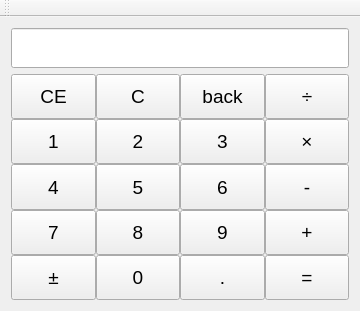
First picture: the form in mainwindow.ui, repository fingersnail/calFORprac, before the edit.
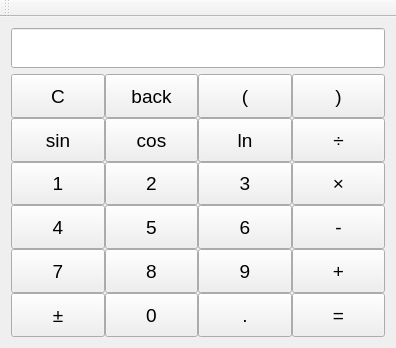
Second picture: the form after the edit.

```diff
--- a/mainwindow.ui
+++ b/mainwindow.ui
@@ -6,8 +6,8 @@
    <rect>
     <x>0</x>
     <y>0</y>
-    <width>360</width>
-    <height>311</height>
+    <width>396</width>
+    <height>348</height>
    </rect>
   </property>
   <property name="windowTitle">
@@ -47,7 +47,133 @@
       <property name="spacing">
        <number>0</number>
       </property>
+      <item row="2" column="1">
+       <widget class="QPushButton" name="backButton">
+        <property name="sizePolicy">
+         <sizepolicy hsizetype="Expanding" vsizetype="Expanding">
+          <horstretch>0</horstretch>
+          <verstretch>0</verstretch>
+         </sizepolicy>
+        </property>
+        <property name="font">
+         <font>
+          <pointsize>14</pointsize>
+         </font>
+        </property>
+        <property name="text">
+         <string>back</string>
+        </property>
+       </widget>
+      </item>
+      <item row="2" column="0">
+       <widget class="QPushButton" name="CButton">
+        <property name="sizePolicy">
+         <sizepolicy hsizetype="Expanding" vsizetype="Expanding">
+          <horstretch>0</horstretch>
+          <verstretch>0</verstretch>
+         </sizepolicy>
+        </property>
+        <property name="font">
+         <font>
+          <pointsize>14</pointsize>
+         </font>
+        </property>
+        <property name="text">
+         <string>C</string>
+        </property>
+       </widget>
+      </item>
+      <item row="4" column="2">
+       <widget class="QPushButton" name="lnButton">
+        <property name="sizePolicy">
+         <sizepolicy hsizetype="Expanding" vsizetype="Expanding">
+          <horstretch>0</horstretch>
+          <verstretch>0</verstretch>
+         </sizepolicy>
+        </property>
+        <property name="font">
+         <font>
+          <pointsize>14</pointsize>
+         </font>
+        </property>
+        <property name="text">
+         <string>ln</string>
+        </property>
+       </widget>
+      </item>
       <item row="2" column="2">
+       <widget class="QPushButton" name="leftBraketButton">
+        <property name="sizePolicy">
+         <sizepolicy hsizetype="Expanding" vsizetype="Expanding">
+          <horstretch>0</horstretch>
+          <verstretch>0</verstretch>
+         </sizepolicy>
+        </property>
+        <property name="font">
+         <font>
+          <pointsize>14</pointsize>
+         </font>
+        </property>
+        <property name="text">
+         <string>(</string>
+        </property>
+       </widget>
+      </item>
+      <item row="4" column="1">
+       <widget class="QPushButton" name="cosButton">
+        <property name="sizePolicy">
+         <sizepolicy hsizetype="Expanding" vsizetype="Expanding">
+          <horstretch>0</horstretch>
+          <verstretch>0</verstretch>
+         </sizepolicy>
+        </property>
+        <property name="font">
+         <font>
+          <pointsize>14</pointsize>
+         </font>
+        </property>
+        <property name="text">
+         <string>cos</string>
+        </property>
+       </widget>
+      </item>
+      <item row="4" column="0">
+       <widget class="QPushButton" name="sinButton">
+        <property name="sizePolicy">
+         <sizepolicy hsizetype="Expanding" vsizetype="Expanding">
+          <horstretch>0</horstretch>
+          <verstretch>0</verstretch>
+         </sizepolicy>
+        </property>
+        <property name="font">
+         <font>
+          <pointsize>14</pointsize>
+         </font>
+        </property>
+        <property name="text">
+         <string>sin</string>
+        </property>
+       </widget>
+      </item>
+      <item row="2" column="3">
+       <widget class="QPushButton" name="rightBracketButton">
+        <property name="sizePolicy">
+         <sizepolicy hsizetype="Expanding" vsizetype="Expanding">
+          <horstretch>0</horstretch>
+          <verstretch>0</verstretch>
+         </sizepolicy>
+        </property>
+        <property name="font">
+         <font>
+          <pointsize>14</pointsize>
+         </font>
+        </property>
+        <property name="text">
+         <string>)</string>
+        </property>
+       </widget>
+      </item>
+      <item row="6" column="2">
        <widget class="QPushButton" name="button6">
         <property name="sizePolicy">
          <sizepolicy hsizetype="Expanding" vsizetype="Expanding">
@@ -65,7 +191,7 @@
         </property>
        </widget>
       </item>
-      <item row="2" column="1">
+      <item row="6" column="1">
        <widget class="QPushButton" name="button5">
         <property name="sizePolicy">
          <sizepolicy hsizetype="Expanding" vsizetype="Expanding">
@@ -83,7 +209,7 @@
         </property>
        </widget>
       </item>
-      <item row="1" column="1">
+      <item row="5" column="1">
        <widget class="QPushButton" name="button2">
         <property name="sizePolicy">
          <sizepolicy hsizetype="Expanding" vsizetype="Expanding">
@@ -101,7 +227,7 @@
         </property>
        </widget>
       </item>
-      <item row="1" column="2">
+      <item row="5" column="2">
        <widget class="QPushButton" name="button3">
         <property name="sizePolicy">
          <sizepolicy hsizetype="Expanding" vsizetype="Expanding">
@@ -119,25 +245,7 @@
         </property>
        </widget>
       </item>
-      <item row="3" column="2">
-       <widget class="QPushButton" name="button9">
-        <property name="sizePolicy">
-         <sizepolicy hsizetype="Expanding" vsizetype="Expanding">
-          <horstretch>0</horstretch>
-          <verstretch>0</verstretch>
-         </sizepolicy>
-        </property>
-        <property name="font">
-         <font>
-          <pointsize>14</pointsize>
-         </font>
-        </property>
-        <property name="text">
-         <string>9</string>
-        </property>
-       </widget>
-      </item>
-      <item row="3" column="1">
+      <item row="7" column="1">
        <widget class="QPushButton" name="button8">
         <property name="sizePolicy">
          <sizepolicy hsizetype="Expanding" vsizetype="Expanding">
@@ -155,7 +263,43 @@
         </property>
        </widget>
       </item>
-      <item row="4" column="1">
+      <item row="7" column="2">
+       <widget class="QPushButton" name="button9">
+        <property name="sizePolicy">
+         <sizepolicy hsizetype="Expanding" vsizetype="Expanding">
+          <horstretch>0</horstretch>
+          <verstretch>0</verstretch>
+         </sizepolicy>
+        </property>
+        <property name="font">
+         <font>
+          <pointsize>14</pointsize>
+         </font>
+        </property>
+        <property name="text">
+         <string>9</string>
+        </property>
+       </widget>
+      </item>
+      <item row="8" column="0">
+       <widget class="QPushButton" name="pushButton">
+        <property name="sizePolicy">
+         <sizepolicy hsizetype="Expanding" vsizetype="Expanding">
+          <horstretch>0</horstretch>
+          <verstretch>0</verstretch>
+         </sizepolicy>
+        </property>
+        <property name="font">
+         <font>
+          <pointsize>14</pointsize>
+         </font>
+        </property>
+        <property name="text">
+         <string>±</string>
+        </property>
+       </widget>
+      </item>
+      <item row="8" column="1">
        <widget class="QPushButton" name="button0">
         <property name="sizePolicy">
          <sizepolicy hsizetype="Expanding" vsizetype="Expanding">
@@ -176,7 +320,25 @@
         </property>
        </widget>
       </item>
-      <item row="4" column="2">
+      <item row="7" column="0">
+       <widget class="QPushButton" name="button7">
+        <property name="sizePolicy">
+         <sizepolicy hsizetype="Expanding" vsizetype="Expanding">
+          <horstretch>0</horstretch>
+          <verstretch>0</verstretch>
+         </sizepolicy>
+        </property>
+        <property name="font">
+         <font>
+          <pointsize>14</pointsize>
+         </font>
+        </property>
+        <property name="text">
+         <string>7</string>
+        </property>
+       </widget>
+      </item>
+      <item row="8" column="2">
        <widget class="QPushButton" name="dotButton">
         <property name="enabled">
          <bool>true</bool>
@@ -197,79 +359,7 @@
         </property>
        </widget>
       </item>
-      <item row="4" column="0">
-       <widget class="QPushButton" name="pushButton">
-        <property name="sizePolicy">
-         <sizepolicy hsizetype="Expanding" vsizetype="Expanding">
-          <horstretch>0</horstretch>
-          <verstretch>0</verstretch>
-         </sizepolicy>
-        </property>
-        <property name="font">
-         <font>
-          <pointsize>14</pointsize>
-         </font>
-        </property>
-        <property name="text">
-         <string>±</string>
-        </property>
-       </widget>
-      </item>
-      <item row="3" column="0">
-       <widget class="QPushButton" name="button7">
-        <property name="sizePolicy">
-         <sizepolicy hsizetype="Expanding" vsizetype="Expanding">
-          <horstretch>0</horstretch>
-          <verstretch>0</verstretch>
-         </sizepolicy>
-        </property>
-        <property name="font">
-         <font>
-          <pointsize>14</pointsize>
-         </font>
-        </property>
-        <property name="text">
-         <string>7</string>
-        </property>
-       </widget>
-      </item>
-      <item row="0" column="2">
-       <widget class="QPushButton" name="backButton">
-        <property name="sizePolicy">
-         <sizepolicy hsizetype="Expanding" vsizetype="Expanding">
-          <horstretch>0</horstretch>
-          <verstretch>0</verstretch>
-         </sizepolicy>
-        </property>
-        <property name="font">
-         <font>
-          <pointsize>14</pointsize>
-         </font>
-        </property>
-        <property name="text">
-         <string>back</string>
-        </property>
-       </widget>
-      </item>
-      <item row="2" column="3">
-       <widget class="QPushButton" name="minusButton">
-        <property name="sizePolicy">
-         <sizepolicy hsizetype="Expanding" vsizetype="Expanding">
-          <horstretch>0</horstretch>
-          <verstretch>0</verstretch>
-         </sizepolicy>
-        </property>
-        <property name="font">
-         <font>
-          <pointsize>14</pointsize>
-         </font>
-        </property>
-        <property name="text">
-         <string>-</string>
-        </property>
-       </widget>
-      </item>
-      <item row="3" column="3">
+      <item row="7" column="3">
        <widget class="QPushButton" name="plusButton">
         <property name="sizePolicy">
          <sizepolicy hsizetype="Expanding" vsizetype="Expanding">
@@ -287,43 +377,7 @@
         </property>
        </widget>
       </item>
-      <item row="1" column="3">
-       <widget class="QPushButton" name="byButton">
-        <property name="sizePolicy">
-         <sizepolicy hsizetype="Expanding" vsizetype="Expanding">
-          <horstretch>0</horstretch>
-          <verstretch>0</verstretch>
-         </sizepolicy>
-        </property>
-        <property name="font">
-         <font>
-          <pointsize>14</pointsize>
-         </font>
-        </property>
-        <property name="text">
-         <string>×</string>
-        </property>
-       </widget>
-      </item>
-      <item row="0" column="3">
-       <widget class="QPushButton" name="divideButton">
-        <property name="sizePolicy">
-         <sizepolicy hsizetype="Expanding" vsizetype="Expanding">
-          <horstretch>0</horstretch>
-          <verstretch>0</verstretch>
-         </sizepolicy>
-        </property>
-        <property name="font">
-         <font>
-          <pointsize>14</pointsize>
-         </font>
-        </property>
-        <property name="text">
-         <string>÷</string>
-        </property>
-       </widget>
-      </item>
-      <item row="4" column="3">
+      <item row="8" column="3">
        <widget class="QPushButton" name="equalsButton">
         <property name="sizePolicy">
          <sizepolicy hsizetype="Expanding" vsizetype="Expanding">
@@ -341,8 +395,8 @@
         </property>
        </widget>
       </item>
-      <item row="0" column="1">
-       <widget class="QPushButton" name="CButton">
+      <item row="6" column="3">
+       <widget class="QPushButton" name="minusButton">
         <property name="sizePolicy">
          <sizepolicy hsizetype="Expanding" vsizetype="Expanding">
           <horstretch>0</horstretch>
@@ -355,12 +409,12 @@
          </font>
         </property>
         <property name="text">
-         <string>C</string>
+         <string>-</string>
         </property>
        </widget>
       </item>
-      <item row="0" column="0">
-       <widget class="QPushButton" name="CEButton">
+      <item row="5" column="3">
+       <widget class="QPushButton" name="byButton">
         <property name="sizePolicy">
          <sizepolicy hsizetype="Expanding" vsizetype="Expanding">
           <horstretch>0</horstretch>
@@ -373,11 +427,11 @@
          </font>
         </property>
         <property name="text">
-         <string>CE</string>
+         <string>×</string>
         </property>
        </widget>
       </item>
-      <item row="2" column="0">
+      <item row="6" column="0">
        <widget class="QPushButton" name="button4">
         <property name="sizePolicy">
          <sizepolicy hsizetype="Expanding" vsizetype="Expanding">
@@ -395,7 +449,7 @@
         </property>
        </widget>
       </item>
-      <item row="1" column="0">
+      <item row="5" column="0">
        <widget class="QPushButton" name="button1">
         <property name="sizePolicy">
          <sizepolicy hsizetype="Expanding" vsizetype="Expanding">
@@ -413,6 +467,24 @@
         </property>
        </widget>
       </item>
+      <item row="4" column="3">
+       <widget class="QPushButton" name="divideButton">
+        <property name="sizePolicy">
+         <sizepolicy hsizetype="Expanding" vsizetype="Expanding">
+          <horstretch>0</horstretch>
+          <verstretch>0</verstretch>
+         </sizepolicy>
+        </property>
+        <property name="font">
+         <font>
+          <pointsize>14</pointsize>
+         </font>
+        </property>
+        <property name="text">
+         <string>÷</string>
+        </property>
+       </widget>
+      </item>
      </layout>
     </item>
    </layout>
```
